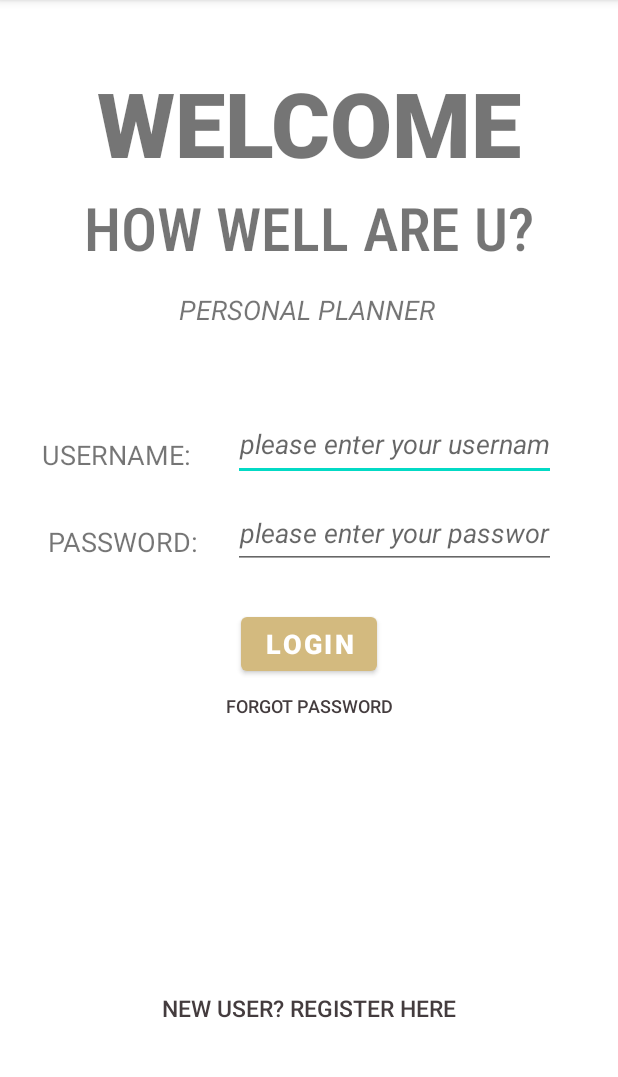
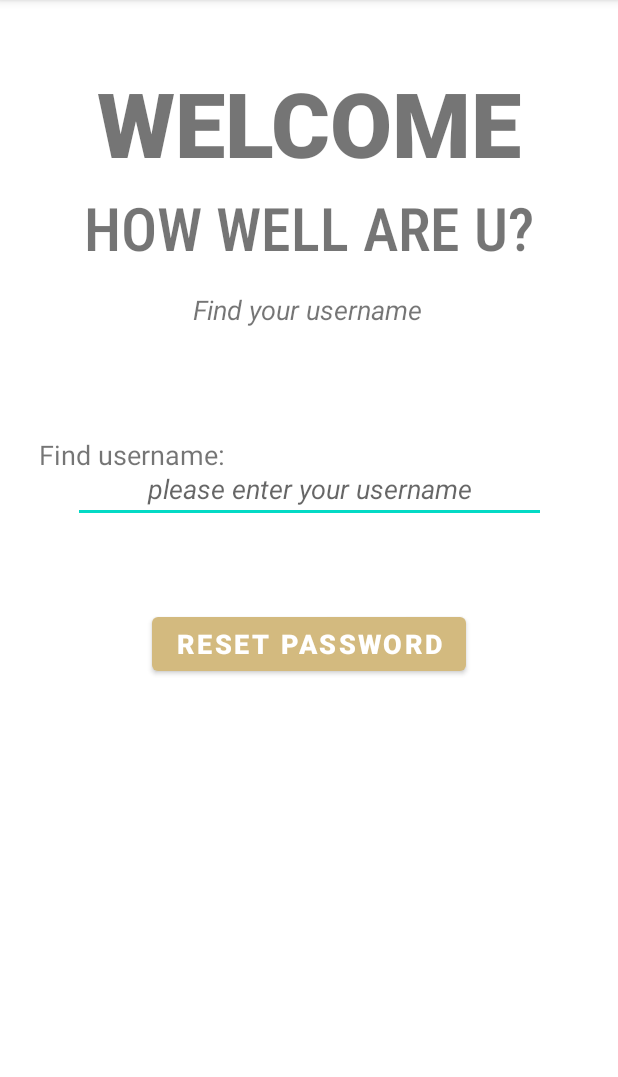
Before and after one commit to Incognito-Five/HWRU, an Android app: the screen it shows after launch (MainActivity before the commit, ForgotPasswordPage after it), after a tap on "FORGOT PASSWORD", on a phone screen of 412 x 824 dp, the part 84-1161 px from its top. Run offline under Robolectric (Android 15) with nearby library versions, the phone set to English and light mode, and no system bars.

Commit message:
Forgot Password

```diff
--- a/MyApplication2/app/src/main/AndroidManifest.xml
+++ b/MyApplication2/app/src/main/AndroidManifest.xml
@@ -11,6 +11,8 @@
         android:supportsRtl="true"
         android:theme="@style/Theme.MyApplication1"
         tools:ignore="AllowBackup">
+        <activity android:name=".ResetPage"></activity>
+        <activity android:name=".ForgotPasswordPage" />
         <activity android:name=".RegistrationPage" />
         <activity android:name=".Settings" />
         <activity android:name=".AboutUs" />
--- /dev/null
+++ b/MyApplication2/app/src/main/java/com/example/myapplication1/ForgotPasswordPage.java
@@ -0,0 +1,44 @@
+package com.example.myapplication1;
+
+import androidx.appcompat.app.AppCompatActivity;
+
+import android.content.Intent;
+import android.os.Bundle;
+import android.view.View;
+import android.widget.Button;
+import android.widget.EditText;
+import android.widget.Toast;
+
+public class ForgotPasswordPage extends AppCompatActivity {
+
+    EditText username;
+    Button reset;
+    DatabaseHelper DBase;
+
+    @Override
+    protected void onCreate(Bundle savedInstanceState) {
+        super.onCreate(savedInstanceState);
+        setContentView(R.layout.activity_forgot_password_page);
+
+        username = (EditText) findViewById(R.id.txt_username_reset);
+        reset = (Button) findViewById(R.id.button_reset);
+        DBase = new DatabaseHelper(this);
+
+        reset.setOnClickListener(new View.OnClickListener() {
+            @Override
+            public void onClick(View v) {
+                String user = username.getText().toString();
+
+                Boolean checkUser = DBase.checkUsername(user);
+                if (checkUser == true){
+                    Intent intent = new Intent(getApplicationContext(), ResetPage.class);
+                    intent.putExtra("username", user);
+                    startActivity(intent);
+                }
+                else {
+                    Toast.makeText(ForgotPasswordPage.this, "User does not exists", Toast.LENGTH_SHORT).show();
+                }
+            }
+        });
+    }
+}
--- a/MyApplication2/app/src/main/java/com/example/myapplication1/Home.java
+++ /dev/null
@@ -1,4 +0,0 @@
-package com.example.myapplication1;
-
-public class Home {
-}
--- a/MyApplication2/app/src/main/java/com/example/myapplication1/MainActivity.java
+++ b/MyApplication2/app/src/main/java/com/example/myapplication1/MainActivity.java
@@ -63,7 +63,8 @@ public class MainActivity extends AppCompatActivity {
         forget_pass.setOnClickListener(new View.OnClickListener() {
             @Override
             public void onClick(View v) {
-
+                Intent intent = new Intent(getApplicationContext(), ForgotPasswordPage.class);
+                startActivity(intent);
             }
         });
 
--- /dev/null
+++ b/MyApplication2/app/src/main/res/layout/activity_forgot_password_page.xml
@@ -0,0 +1,109 @@
+<?xml version="1.0" encoding="utf-8"?>
+<androidx.constraintlayout.widget.ConstraintLayout xmlns:android="http://schemas.android.com/apk/res/android"
+    xmlns:app="http://schemas.android.com/apk/res-auto"
+    xmlns:tools="http://schemas.android.com/tools"
+    android:layout_width="match_parent"
+    android:layout_height="match_parent"
+    tools:context=".ForgotPasswordPage">
+
+    <TextView
+        android:id="@+id/lbl_welc"
+        android:layout_width="wrap_content"
+        android:layout_height="wrap_content"
+        android:layout_gravity="center_horizontal"
+        android:fontFamily="sans-serif-black"
+        android:text="@string/welcome"
+        android:textAlignment="center"
+        android:textSize="60sp"
+        android:textStyle="bold"
+        app:layout_constraintBottom_toBottomOf="parent"
+        app:layout_constraintLeft_toLeftOf="parent"
+        app:layout_constraintRight_toRightOf="parent"
+        app:layout_constraintTop_toTopOf="parent"
+        app:layout_constraintVertical_bias="0.06" />
+
+    <TextView
+        android:id="@+id/lbl_how"
+        android:layout_width="wrap_content"
+        android:layout_height="wrap_content"
+        android:layout_gravity="center_horizontal"
+        android:fontFamily="sans-serif-condensed-medium"
+        android:text="@string/how_well_are_u"
+        android:textAlignment="center"
+        android:textSize="40sp"
+        android:textStyle="normal"
+        app:layout_constraintBottom_toBottomOf="parent"
+        app:layout_constraintLeft_toLeftOf="parent"
+        app:layout_constraintRight_toRightOf="parent"
+        app:layout_constraintTop_toTopOf="parent"
+        app:layout_constraintVertical_bias="0.175" />
+
+    <TextView
+        android:id="@+id/lbl_per"
+        android:layout_width="wrap_content"
+        android:layout_height="wrap_content"
+        android:layout_gravity="center_horizontal"
+        android:text="Find your username"
+        android:textAlignment="center"
+        android:textSize="18sp"
+        android:textStyle="italic"
+        app:layout_constraintBottom_toBottomOf="parent"
+        app:layout_constraintHorizontal_bias="0.497"
+        app:layout_constraintLeft_toLeftOf="parent"
+        app:layout_constraintRight_toRightOf="parent"
+        app:layout_constraintTop_toTopOf="parent"
+        app:layout_constraintVertical_bias="0.261" />
+
+    <TextView
+        android:id="@+id/lbl_username"
+        android:layout_width="wrap_content"
+        android:layout_height="wrap_content"
+        android:text="Find username:"
+        android:textSize="18sp"
+        android:textStyle="normal"
+        app:layout_constraintBottom_toBottomOf="parent"
+        app:layout_constraintHorizontal_bias="0.09"
+        app:layout_constraintLeft_toLeftOf="parent"
+        app:layout_constraintRight_toRightOf="parent"
+        app:layout_constraintTop_toTopOf="parent"
+        app:layout_constraintVertical_bias="0.391" />
+
+    <EditText
+        android:id="@+id/txt_username_reset"
+        android:layout_width="315dp"
+        android:layout_height="wrap_content"
+        android:layout_gravity="center_horizontal"
+        android:autofillHints=""
+        android:ems="10"
+        android:hint="@string/please_enter_your_username"
+        android:inputType="text|textEmailAddress"
+        android:textAlignment="center"
+        android:textSize="18sp"
+        android:textStyle="italic"
+        android:visibility="visible"
+        app:layout_constraintBottom_toBottomOf="parent"
+        app:layout_constraintLeft_toLeftOf="parent"
+        app:layout_constraintRight_toRightOf="parent"
+        app:layout_constraintTop_toTopOf="parent"
+        app:layout_constraintVertical_bias="0.420" />
+
+    <Button
+        android:id="@+id/button_reset"
+        android:layout_width="wrap_content"
+        android:layout_height="wrap_content"
+        android:text="Reset Password"
+        android:textAlignment="center"
+        android:textSize="18sp"
+        android:textStyle="bold"
+        app:backgroundTint="#D3BA7F"
+        app:layout_constraintBottom_toBottomOf="parent"
+        app:layout_constraintLeft_toLeftOf="parent"
+        app:layout_constraintRight_toRightOf="parent"
+        app:layout_constraintTop_toTopOf="parent"
+        app:layout_constraintVertical_bias="0.563"
+        tools:ignore="HardcodedText"
+        android:layout_gravity="center_horizontal" />
+
+
+
+</androidx.constraintlayout.widget.ConstraintLayout>
```
Also changed, not shown: MyApplication2/app/src/main/java/com/example/myapplication1/DatabaseHelper.java (+13 -0 lines), MyApplication2/app/src/main/java/com/example/myapplication1/ResetPage.java (added, +57 -0 lines), MyApplication2/app/src/main/res/layout/activity_reset_page.xml (added, +167 -0 lines).
